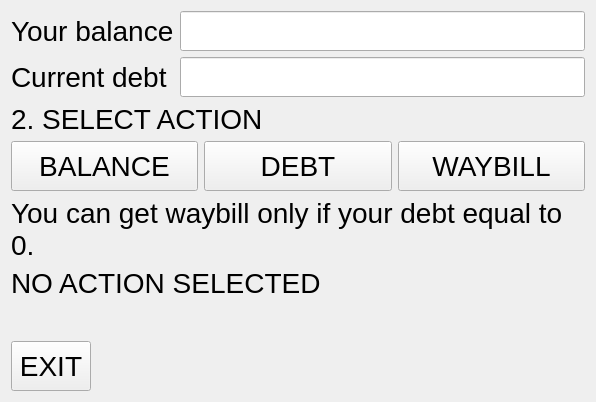
Old version of the form wbalancepage.ui in the repository End1-1/TaxiCashbox.
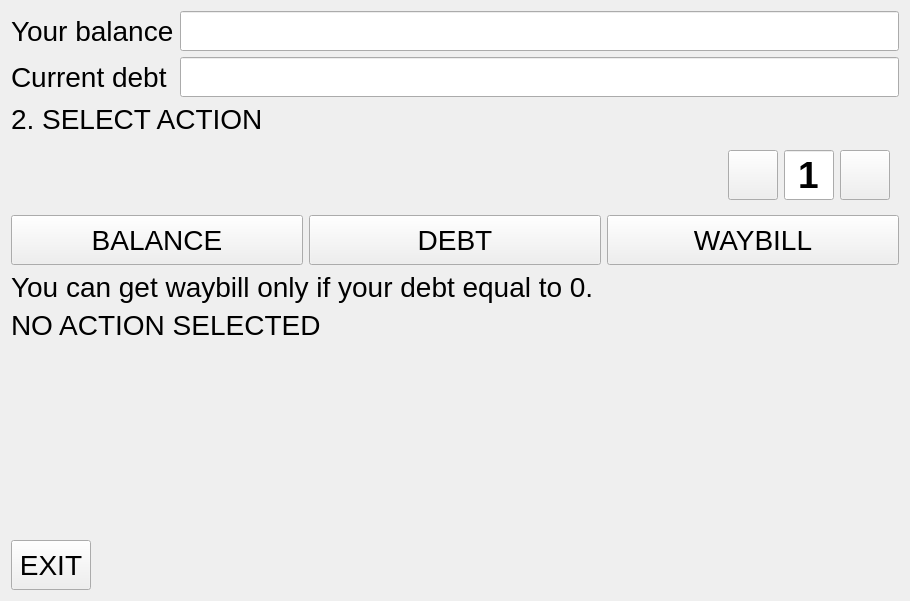
New version of the form. Icons and pictures are not drawn.

```diff
--- a/wbalancepage.ui
+++ b/wbalancepage.ui
@@ -6,8 +6,8 @@
    <rect>
     <x>0</x>
     <y>0</y>
-    <width>596</width>
-    <height>402</height>
+    <width>910</width>
+    <height>601</height>
    </rect>
   </property>
   <property name="windowTitle">
@@ -84,6 +84,117 @@
      </property>
     </widget>
    </item>
+   <item>
+    <layout class="QHBoxLayout" name="horizontalLayout">
+     <item>
+      <widget class="QWidget" name="widget" native="true">
+       <property name="sizePolicy">
+        <sizepolicy hsizetype="Preferred" vsizetype="Preferred">
+         <horstretch>1</horstretch>
+         <verstretch>0</verstretch>
+        </sizepolicy>
+       </property>
+      </widget>
+     </item>
+     <item>
+      <widget class="QWidget" name="wspin" native="true">
+       <property name="sizePolicy">
+        <sizepolicy hsizetype="Preferred" vsizetype="Preferred">
+         <horstretch>0</horstretch>
+         <verstretch>0</verstretch>
+        </sizepolicy>
+       </property>
+       <layout class="QHBoxLayout" name="horizontalLayout_2">
+        <item>
+         <widget class="QPushButton" name="btnDown">
+          <property name="maximumSize">
+           <size>
+            <width>50</width>
+            <height>50</height>
+           </size>
+          </property>
+          <property name="font">
+           <font>
+            <pointsize>21</pointsize>
+           </font>
+          </property>
+          <property name="text">
+           <string/>
+          </property>
+          <property name="icon">
+           <iconset resource="res.qrc">
+            <normaloff>:/res/down.png</normaloff>:/res/down.png</iconset>
+          </property>
+          <property name="iconSize">
+           <size>
+            <width>48</width>
+            <height>48</height>
+           </size>
+          </property>
+         </widget>
+        </item>
+        <item>
+         <widget class="QLineEdit" name="leWaybills">
+          <property name="maximumSize">
+           <size>
+            <width>50</width>
+            <height>16777215</height>
+           </size>
+          </property>
+          <property name="font">
+           <font>
+            <pointsize>28</pointsize>
+            <weight>75</weight>
+            <bold>true</bold>
+           </font>
+          </property>
+          <property name="text">
+           <string>1</string>
+          </property>
+          <property name="maxLength">
+           <number>2</number>
+          </property>
+          <property name="alignment">
+           <set>Qt::AlignCenter</set>
+          </property>
+          <property name="readOnly">
+           <bool>true</bool>
+          </property>
+         </widget>
+        </item>
+        <item>
+         <widget class="QPushButton" name="btnUP">
+          <property name="maximumSize">
+           <size>
+            <width>50</width>
+            <height>50</height>
+           </size>
+          </property>
+          <property name="font">
+           <font>
+            <pointsize>21</pointsize>
+           </font>
+          </property>
+          <property name="text">
+           <string/>
+          </property>
+          <property name="icon">
+           <iconset resource="res.qrc">
+            <normaloff>:/res/up.png</normaloff>:/res/up.png</iconset>
+          </property>
+          <property name="iconSize">
+           <size>
+            <width>48</width>
+            <height>48</height>
+           </size>
+          </property>
+         </widget>
+        </item>
+       </layout>
+      </widget>
+     </item>
+    </layout>
+   </item>
    <item>
     <layout class="QGridLayout" name="gridLayout_2">
      <item row="0" column="3">
```
Left out of the diff: 4 changed lines with no effect on the pictures.
